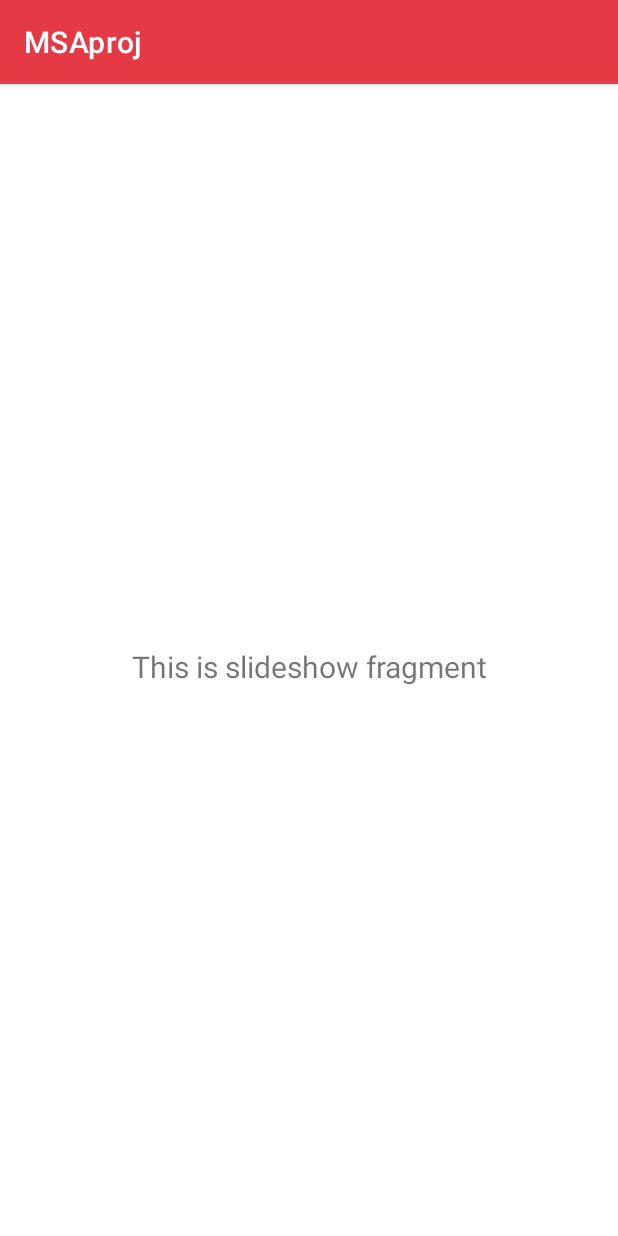
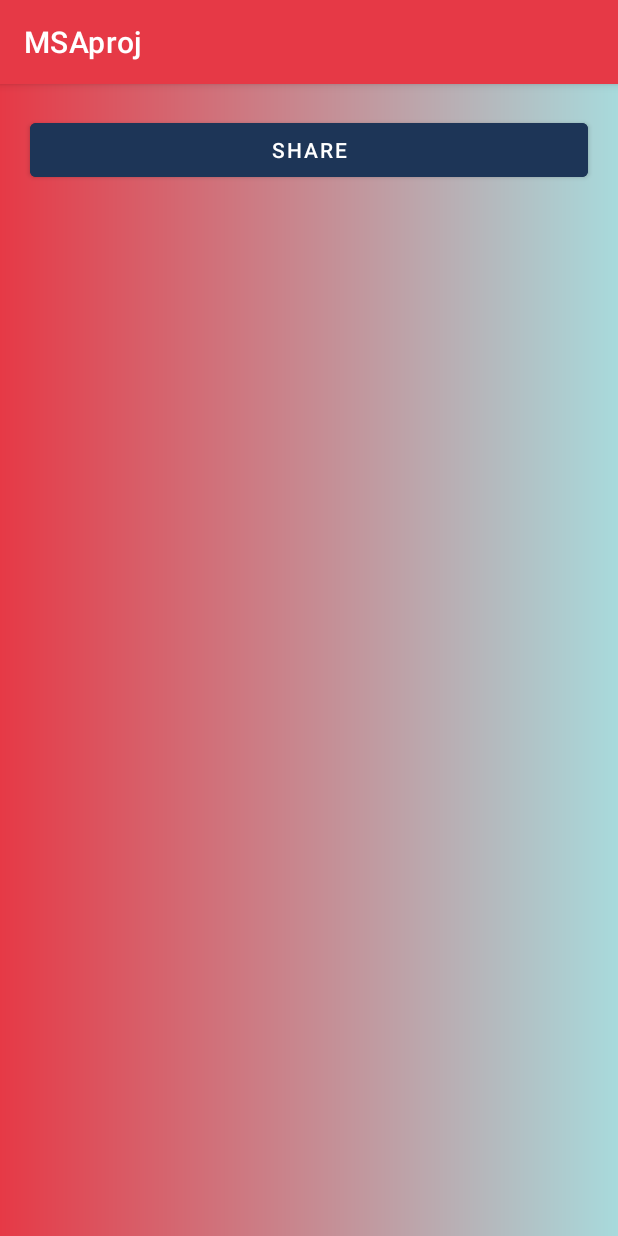
Before and after one commit to oana-rancov/MSAproj, an Android app: the fragment SlideshowFragment shown on its own in the app's theme, on a phone screen of 412 x 824 dp. Run offline under Robolectric (Android 15) with nearby library versions, the phone set to English and light mode, and no system bars.

Commit message:
Share fragnment done

```diff
--- a/app/src/main/java/com/example/msaproj/ui/slideshow/SlideshowFragment.java
+++ b/app/src/main/java/com/example/msaproj/ui/slideshow/SlideshowFragment.java
@@ -1,9 +1,11 @@
 package com.example.msaproj.ui.slideshow;
 
+import android.content.Intent;
 import android.os.Bundle;
 import android.view.LayoutInflater;
 import android.view.View;
 import android.view.ViewGroup;
+import android.widget.Button;
 import android.widget.TextView;
 
 import androidx.annotation.NonNull;
@@ -28,14 +30,30 @@ public class SlideshowFragment extends Fragment {
         binding = FragmentSlideshowBinding.inflate(inflater, container, false);
         View root = binding.getRoot();
 
-        final TextView textView = binding.textSlideshow;
+        final TextView textView = binding.textShare;
         slideshowViewModel.getText().observe(getViewLifecycleOwner(), new Observer<String>() {
             @Override
             public void onChanged(@Nullable String s) {
                 textView.setText(s);
             }
         });
+
+        Button buttonShare = (Button)root.findViewById(R.id.btShare);
+        buttonShare.setOnClickListener(new View.OnClickListener() {
+            @Override
+            public void onClick(View v) {
+                Intent intent = new Intent(Intent.ACTION_SEND);
+                intent.setType("text/plain");
+                String shareBody = "Your body here";
+                String shareSub = "Your subject here";
+                intent.putExtra(Intent.EXTRA_SUBJECT, shareSub);
+                intent.putExtra(Intent.EXTRA_TEXT, shareBody);
+                startActivity(Intent.createChooser(intent, "Share using"));
+            }
+        });
+
         return root;
+
     }
 
     @Override
--- a/app/src/main/res/layout/fragment_slideshow.xml
+++ b/app/src/main/res/layout/fragment_slideshow.xml
@@ -1,22 +1,27 @@
 <?xml version="1.0" encoding="utf-8"?>
-<androidx.constraintlayout.widget.ConstraintLayout xmlns:android="http://schemas.android.com/apk/res/android"
+<LinearLayout xmlns:android="http://schemas.android.com/apk/res/android"
     xmlns:app="http://schemas.android.com/apk/res-auto"
     xmlns:tools="http://schemas.android.com/tools"
     android:layout_width="match_parent"
     android:layout_height="match_parent"
-    tools:context=".ui.slideshow.SlideshowFragment">
+    tools:context=".ui.slideshow.SlideshowFragment"
+    android:orientation="vertical"
+    android:background="@drawable/gradient2">
 
     <TextView
-        android:id="@+id/text_slideshow"
+        android:id="@+id/text_share"
         android:layout_width="match_parent"
         android:layout_height="wrap_content"
-        android:layout_marginStart="8dp"
-        android:layout_marginTop="8dp"
-        android:layout_marginEnd="8dp"
+        android:layout_gravity="center"
         android:textAlignment="center"
         android:textSize="20sp"
-        app:layout_constraintBottom_toBottomOf="parent"
-        app:layout_constraintEnd_toEndOf="parent"
-        app:layout_constraintStart_toStartOf="parent"
-        app:layout_constraintTop_toTopOf="parent" />
-</androidx.constraintlayout.widget.ConstraintLayout>
+        android:visibility="gone"/>
+    <Button
+        android:id="@+id/btShare"
+        android:layout_width="match_parent"
+        android:layout_height="wrap_content"
+        android:text="Share"
+        android:layout_margin="@dimen/margin_medium_size"
+        android:backgroundTint="@color/dark_bleu" />
+
+</LinearLayout>
```
